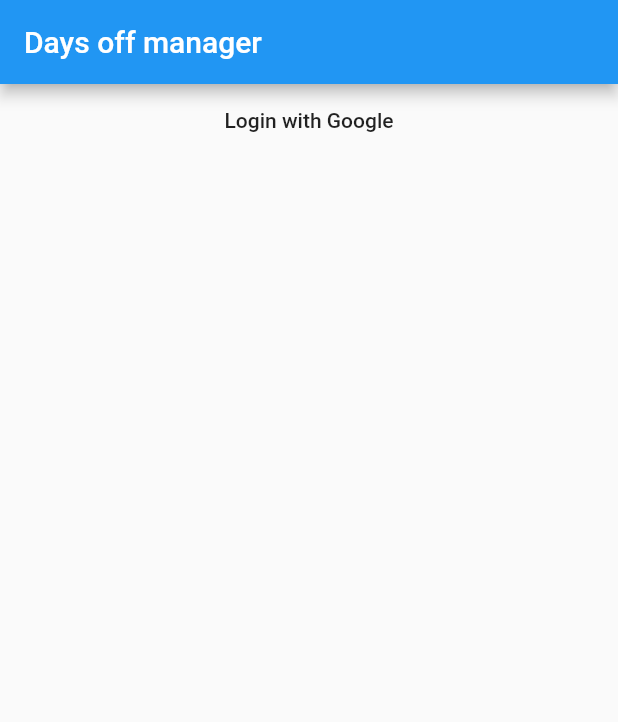
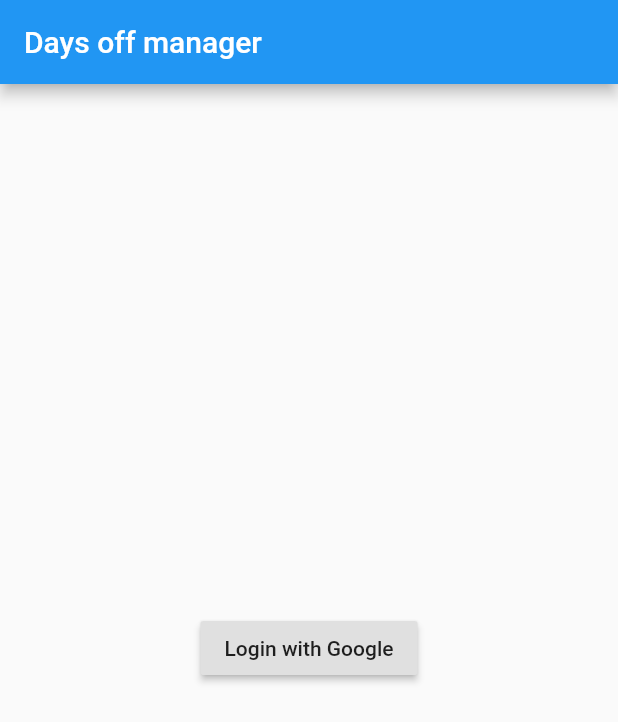
Before and after one commit to yevhenii-baranov/day_off_manager, a Flutter app: the screen it shows after launch, on a phone screen of 412 x 824 dp. Shown: the top 722 px of the screen. Run offline on Flutter 3.47's test engine with Material 2 defaults, Android fonts, the phone set to English and light mode, and no system bars; our stand-ins replace google_sign_in.

Commit message:
Polish out existing design a bit.

```diff
--- a/lib/login.dart
+++ b/lib/login.dart
@@ -2,12 +2,10 @@ import 'package:flutter/material.dart';
 import 'package:google_sign_in/google_sign_in.dart';
 
 class LoginWidget extends StatelessWidget {
-
   @override
   Widget build(BuildContext context) {
     return Scaffold(
-        appBar: AppBar(title: Text("Days off manager")),
-        body: AccountName());
+        appBar: AppBar(title: Text("Days off manager")), body: AccountName());
   }
 }
 
@@ -21,21 +19,24 @@ class _AccountNameState extends State<AccountName> {
   bool signedIn = false;
 
   final GoogleSignIn signIn = GoogleSignIn(
-      scopes: ['email', 'https://www.googleapis.com/auth/contacts.readonly']
-  );
+      scopes: ['email', 'https://www.googleapis.com/auth/contacts.readonly']);
 
   @override
   Widget build(BuildContext context) {
     return Center(
-        child: Column(children: [
-          MaterialButton(
+        child: Column(
+            mainAxisAlignment: MainAxisAlignment.center,
+            children: [
+          RaisedButton(
             onPressed: () => doLogin(),
             child: Text("Login with Google"),
           ),
-          signedIn ? MaterialButton(
-            child: Text("Log out"),
-            onPressed: () => signOut(),
-          ) : Container(),
+          signedIn
+              ? RaisedButton(
+                  child: Text("Log out"),
+                  onPressed: () => signOut(),
+                )
+              : Container(),
           Text(username == "" ? "" : "Hello, $username")
         ]));
   }
```
Also changed, not shown: 1 other file.
